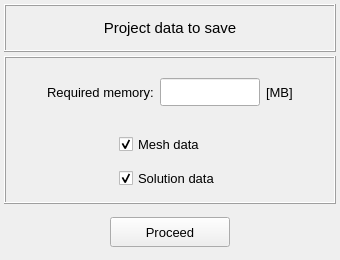
open-pulse/OpenPulse, file pulse/interface/data/ui_files/project/save_project_data_selector.ui: the form before one commit.
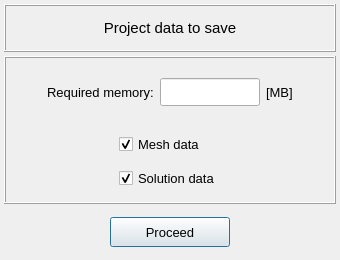
The form after the commit.

The edit to the form file:
```diff
--- a/pulse/interface/data/ui_files/project/save_project_data_selector.ui
+++ b/pulse/interface/data/ui_files/project/save_project_data_selector.ui
@@ -448,6 +448,9 @@
         <property name="autoDefault">
          <bool>false</bool>
         </property>
+        <property name="default">
+         <bool>true</bool>
+        </property>
        </widget>
       </item>
      </layout>
```
Left out of the diff: 1 changed line with no effect on the pictures.
